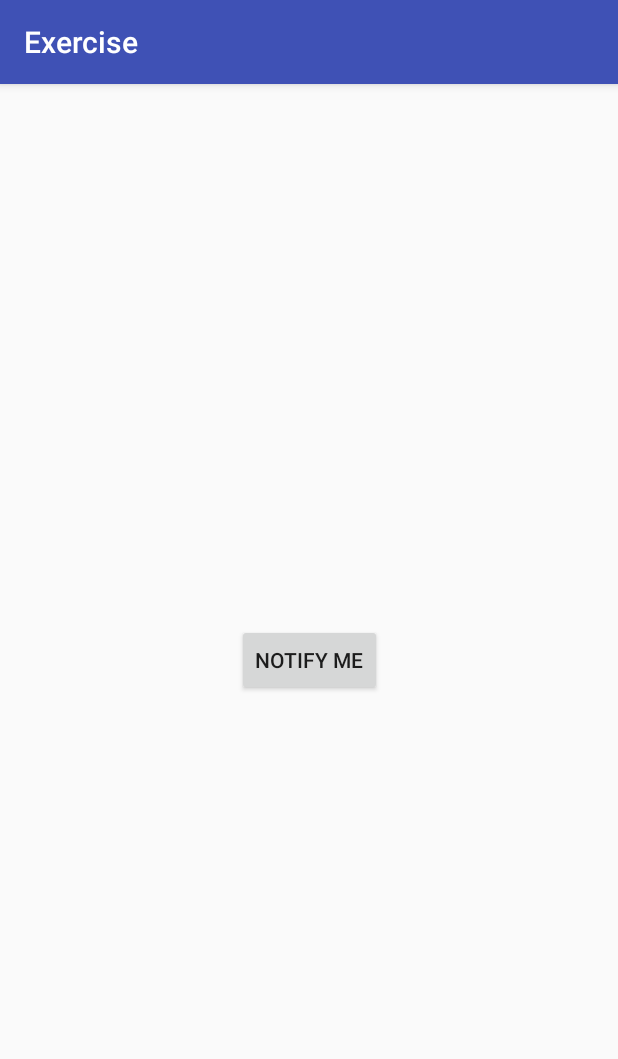
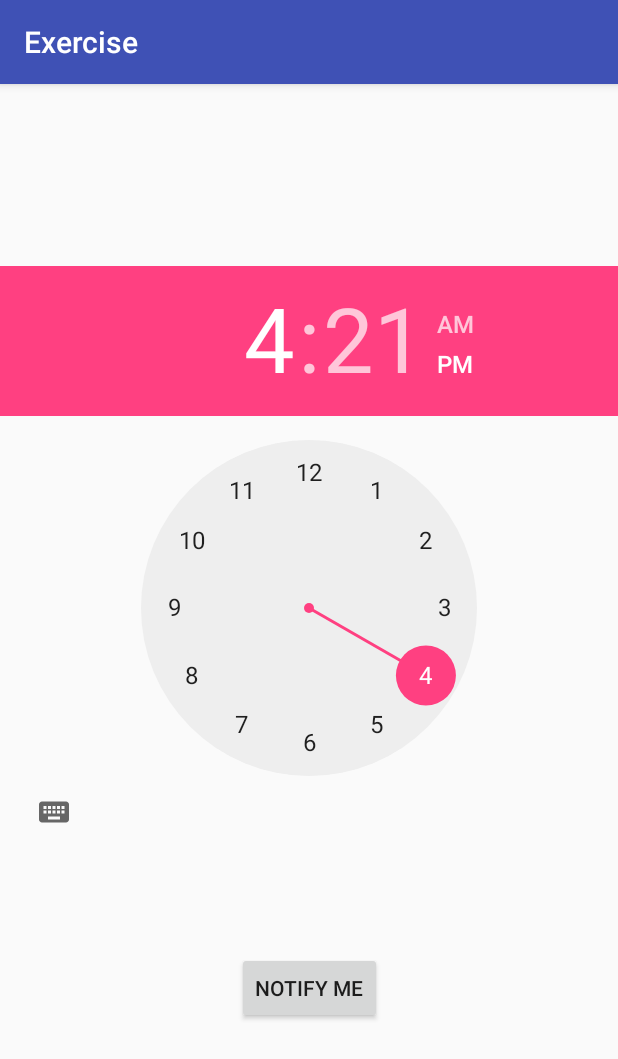
Before and after one commit to AppsForGoodExercise/Exercise, an Android app: the notificationActivity screen opened directly, with no data from a screen before it, on a phone screen of 412 x 824 dp. Shown: the top 1059 px of the screen. Run offline under Robolectric (Android 15) with nearby library versions, the light colour scheme and no system bars; 2 statements that could not run were skipped.

Commit message:
committing now

```diff
--- a/app/src/main/res/layout/notification.xml
+++ b/app/src/main/res/layout/notification.xml
@@ -13,5 +13,17 @@
         app:layout_constraintBottom_toBottomOf="parent"
         app:layout_constraintEnd_toEndOf="parent"
         app:layout_constraintStart_toStartOf="parent"
-        app:layout_constraintTop_toTopOf="parent" />
+        app:layout_constraintTop_toTopOf="parent"
+        app:layout_constraintVertical_bias="0.804" />
+
+    <TimePicker
+        android:id="@+id/timePicker"
+        android:layout_width="wrap_content"
+        android:layout_height="wrap_content"
+        android:layout_marginBottom="120dp"
+        android:layout_marginTop="121dp"
+        app:layout_constraintBottom_toTopOf="@+id/notifyButton"
+        app:layout_constraintStart_toStartOf="parent"
+        app:layout_constraintTop_toTopOf="parent"
+        app:layout_constraintVertical_bias="0.0" />
 </android.support.constraint.ConstraintLayout>
```
